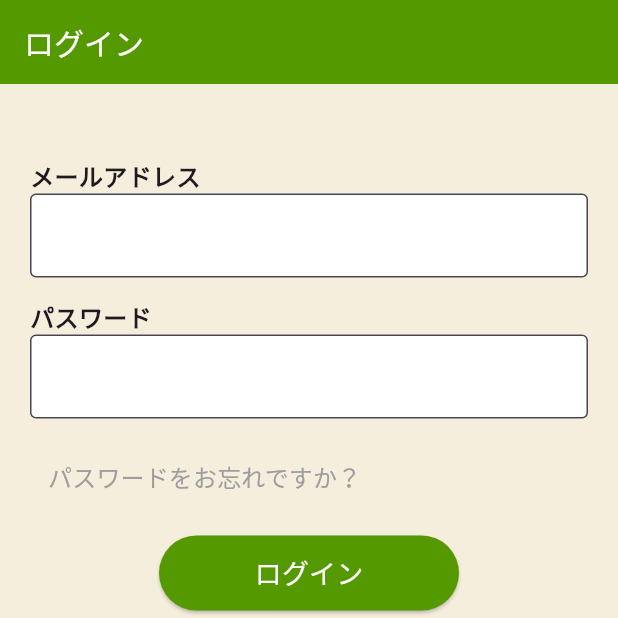
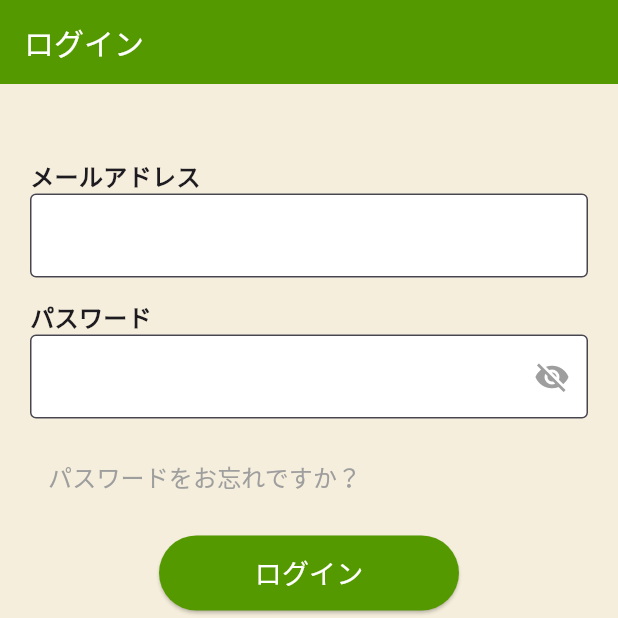
Before and after one commit to kuroda50/travel, a Flutter app: the LoginScreen screen opened by its route, after a tap on "ログイン", on a phone screen of 412 x 824 dp, the top half of it. Run offline on Flutter 3.47's test engine with Material 3 defaults, Android fonts, the phone set to English and light mode, and no system bars; our stand-ins replace cloud_firestore, device_preview, firebase_auth, firebase_core, go_router; accounts and stored records are empty.

Commit message:
login#77

```diff
--- a/lib/screens/login_screen.dart
+++ b/lib/screens/login_screen.dart
@@ -13,6 +13,7 @@ class LoginScreen extends StatefulWidget {
 class _LoginScreenState extends State<LoginScreen> {
   final TextEditingController emailController = TextEditingController();
   final TextEditingController passwordController = TextEditingController();
+  bool _isObscured = true; // パスワードの表示状態を管理
 
   Future<void> _login() async {
     String email = emailController.text.trim();
@@ -31,6 +32,8 @@ class _LoginScreenState extends State<LoginScreen> {
       ScaffoldMessenger.of(context).showSnackBar(
         SnackBar(content: Text("ログイン成功！")),
       );
+      // ログイン成功時に '/travel' に遷移
+      context.go('/travel'); // ここを変更
     } on FirebaseAuthException catch (e) {
       ScaffoldMessenger.of(context).showSnackBar(
         SnackBar(content: Text("ログイン失敗: ${e.message}")),
@@ -63,7 +66,7 @@ class _LoginScreenState extends State<LoginScreen> {
                 // パスワード入力
                 _buildLabel('パスワード'),
                 _buildTextField(
-                    controller: passwordController, obscureText: true),
+                    controller: passwordController, obscureText: _isObscured), // 変更
                 SizedBox(height: 15),
 
                 // 「パスワードをお忘れですか？」 + テキストの長さに合わせた横線
@@ -137,6 +140,19 @@ class _LoginScreenState extends State<LoginScreen> {
         border: OutlineInputBorder(),
         filled: true,
         fillColor: Colors.white,
+        suffixIcon: controller == passwordController // パスワードフィールドのみアイコンを表示
+            ? IconButton(
+                icon: Icon(
+                  _isObscured ? Icons.visibility_off : Icons.visibility,
+                  color: Colors.grey,
+                ),
+                onPressed: () {
+                  setState(() {
+                    _isObscured = !_isObscured;
+                  });
+                },
+              )
+            : null,
       ),
     );
   }
```
